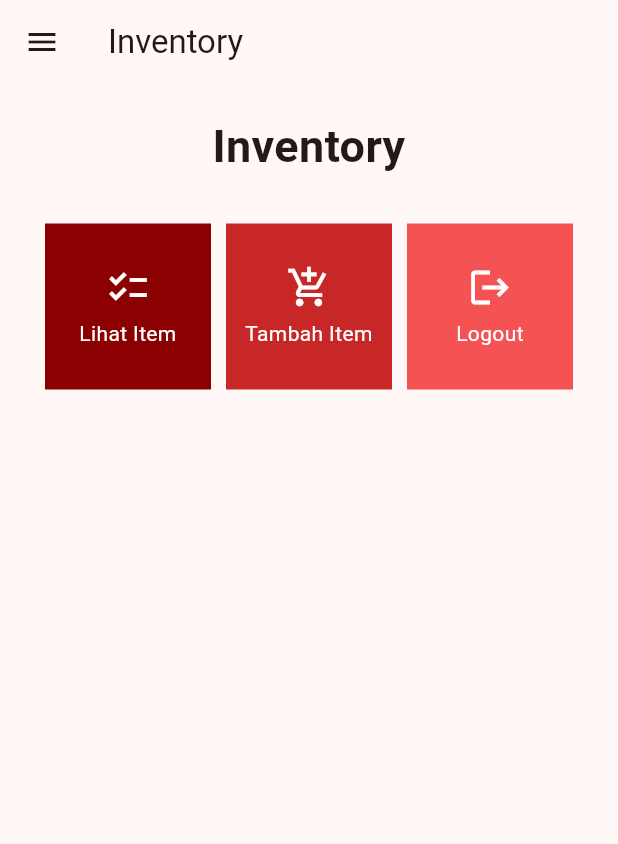
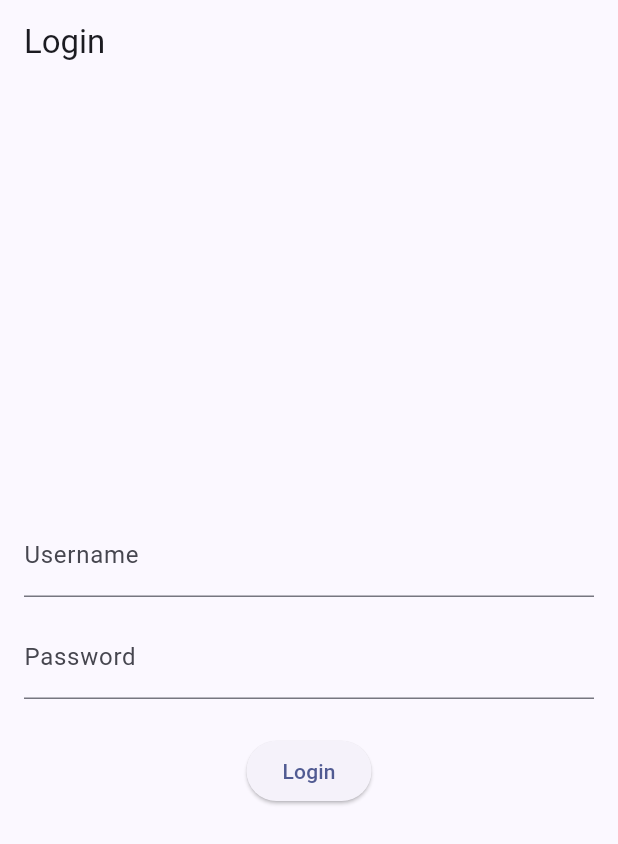
Before and after one commit to jnathanie/inventory-mobile, a Flutter app: the screen it shows after launch, on a phone screen of 412 x 824 dp. Shown: the top 844 px of the screen. Run offline on Flutter 3.47's test engine with Material 2 defaults, Android fonts, the phone set to English and light mode, and no system bars; missing offline and left inert: pbp_django_auth.

Commit message:
submit tugas 9

```diff
--- a/lib/main.dart
+++ b/lib/main.dart
@@ -1,22 +1,30 @@
 import 'package:flutter/material.dart';
+import 'package:inventory/screens/login.dart';
 import 'package:inventory/screens/menu.dart';
+import 'package:pbp_django_auth/pbp_django_auth.dart';
+import 'package:provider/provider.dart';
 
 void main() {
   runApp(const MyApp());
 }
 
 class MyApp extends StatelessWidget {
-  const MyApp({super.key});
+    const MyApp({Key? key}) : super(key: key);
 
     @override
     Widget build(BuildContext context) {
-    return MaterialApp(
-      title: 'Flutter Demo',
+        return Provider(
+            create: (_) {
+                CookieRequest request = CookieRequest();
+                return request;
+            },
+            child: MaterialApp(
+                title: 'Flutter App',
                 theme: ThemeData(
-        colorScheme: ColorScheme.fromSeed(seedColor: Colors.red),
+                    colorScheme: ColorScheme.fromSeed(seedColor: Colors.indigo),
                     useMaterial3: true,
                 ),
-      home: MyHomePage()
+                home: LoginPage()),
         );
     }
 }
--- /dev/null
+++ b/lib/screens/login.dart
@@ -0,0 +1,115 @@
+import 'package:inventory/screens/menu.dart';
+import 'package:flutter/material.dart';
+import 'package:pbp_django_auth/pbp_django_auth.dart';
+import 'package:provider/provider.dart';
+
+
+void main() {
+    runApp(const LoginApp());
+}
+
+class LoginApp extends StatelessWidget {
+const LoginApp({super.key});
+
+@override
+Widget build(BuildContext context) {
+    return MaterialApp(
+        title: 'Login',
+        theme: ThemeData(
+            primarySwatch: Colors.blue,
+    ),
+    home: const LoginPage(),
+    );
+    }
+}
+
+class LoginPage extends StatefulWidget {
+    const LoginPage({super.key});
+
+    @override
+    _LoginPageState createState() => _LoginPageState();
+}
+
+class _LoginPageState extends State<LoginPage> {
+    final TextEditingController _usernameController = TextEditingController();
+    final TextEditingController _passwordController = TextEditingController();
+
+    @override
+    Widget build(BuildContext context) {
+        final request = context.watch<CookieRequest>();
+        return Scaffold(
+            appBar: AppBar(
+                title: const Text('Login'),
+            ),
+            body: Container(
+                padding: const EdgeInsets.all(16.0),
+                child: Column(
+                    mainAxisAlignment: MainAxisAlignment.center,
+                    children: [
+                        TextField(
+                            controller: _usernameController,
+                            decoration: const InputDecoration(
+                                labelText: 'Username',
+                            ),
+                        ),
+                        const SizedBox(height: 12.0),
+                        TextField(
+                            controller: _passwordController,
+                            decoration: const InputDecoration(
+                                labelText: 'Password',
+                            ),
+                            obscureText: true,
+                        ),
+                        const SizedBox(height: 24.0),
+                        ElevatedButton(
+                            onPressed: () async {
+                                String username = _usernameController.text;
+                                String password = _passwordController.text;
+
+                                // Cek kredensial
+                                // TODO: Ganti URL dan jangan lupa tambahkan trailing slash (/) di akhir URL!
+                                // Untuk menyambungkan Android emulator dengan Django pada localhost,
+                                // gunakan URL http://10.0.2.2/
+                                final response = await request.login("https://jocelyn-nathanie-tugas.pbp.cs.ui.ac.id/auth/login/", {
+                                'username': username,
+                                'password': password,
+                                });
+
+                                if (request.loggedIn) {
+                                    String message = response['message'];
+                                    String uname = response['username'];
+                                    Navigator.pushReplacement(
+                                        context,
+                                        MaterialPageRoute(builder: (context) => MyHomePage()),
+                                    );
+                                    ScaffoldMessenger.of(context)
+                                        ..hideCurrentSnackBar()
+                                        ..showSnackBar(
+                                            SnackBar(content: Text("$message Selamat datang, $uname.")));
+                                    } else {
+                                    showDialog(
+                                        context: context,
+                                        builder: (context) => AlertDialog(
+                                            title: const Text('Login Gagal'),
+                                            content:
+                                                Text(response['message']),
+                                            actions: [
+                                                TextButton(
+                                                    child: const Text('OK'),
+                                                    onPressed: () {
+                                                        Navigator.pop(context);
+                                                    },
+                                                ),
+                                            ],
+                                        ),
+                                    );
+                                }
+                            },
+                            child: const Text('Login'),
+                        ),
+                    ],
+                ),
+            ),
+        );
+    }
+}
--- a/pubspec.yaml
+++ b/pubspec.yaml
@@ -35,6 +35,9 @@ dependencies:
   # The following adds the Cupertino Icons font to your application.
   # Use with the CupertinoIcons class for iOS style icons.
   cupertino_icons: ^1.0.2
+  pbp_django_auth: ^0.4.0
+  http: ^1.1.0
+  provider: ^6.1.1
 
 dev_dependencies:
   flutter_test:
```
Also changed, not shown: lib/models/item.dart (added, +65 -0 lines), lib/screens/detail_item_page.dart (added, +31 -0 lines), lib/screens/inventorylist_form.dart (+36 -31 lines), lib/screens/list_item.dart (added, +101 -0 lines), lib/widgets/item_card.dart (+29 -13 lines), lib/widgets/left_drawer.dart (+12 -0 lines), pubspec.lock, 3 other files. Lines whose indentation alone changed are shown as unchanged.
